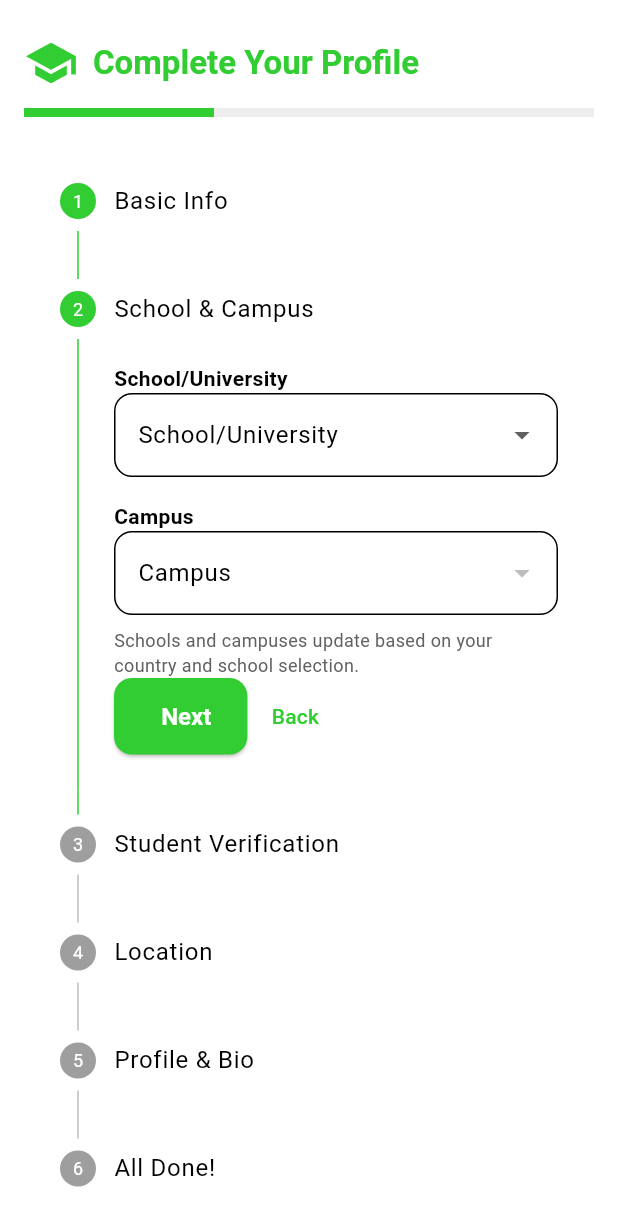
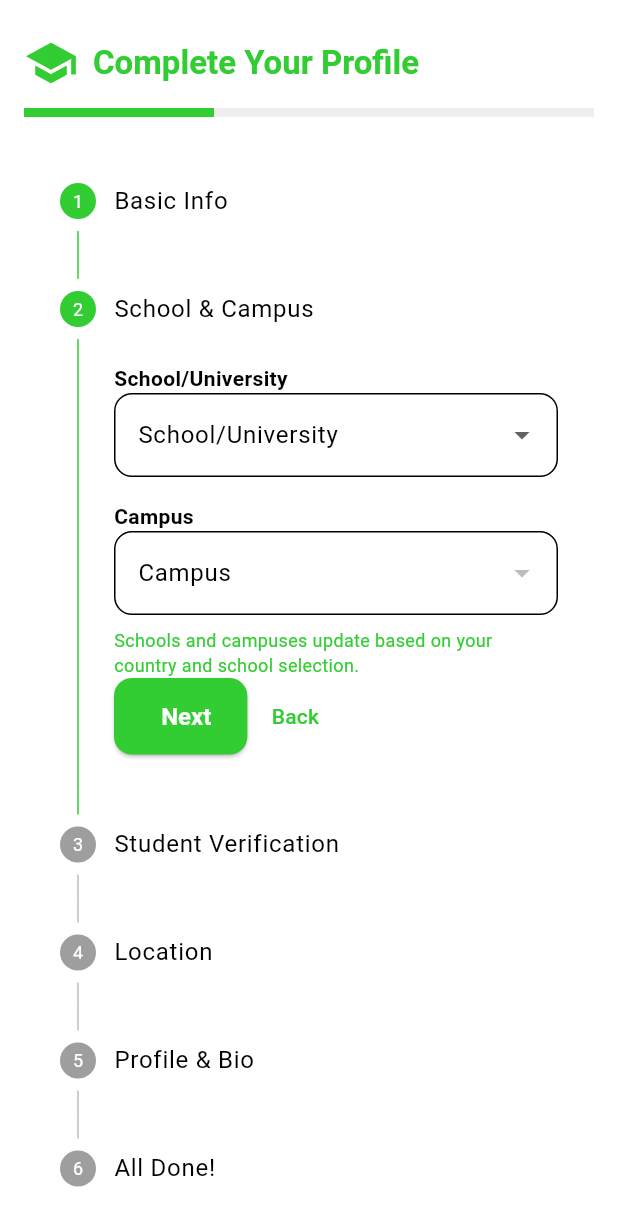
Before and after one commit to PraiseTechzw/campus_market_mobile_app, a Flutter app: the ProfileCompletionScreen screen opened by its route, after a tap on "Next", on a phone screen of 412 x 824 dp. Shown: the top 1226 px of the screen. Run offline on Flutter 3.47's test engine with Material 3 defaults, Android fonts, the phone set to English and light mode, and no system bars; our stand-ins replace cloud_firestore, country_code_picker, firebase_auth, firebase_core, firebase_storage, font_awesome_flutter and 5 more; accounts and stored records are empty.

Commit message:
Refactor ProfileCompletionScreen for improved UI consistency and readability
- Removed unused imports to clean up the code.
- Updated text styles to use AppTheme.primaryColor for better visual consistency.
- Refactored the layout of the profile completion steps to enhance user experience and maintainability.
- Improved the structure of the profile and bio step, ensuring better handling of user inputs.

```diff
--- a/lib/presentation/auth/profile_completion_screen.dart
+++ b/lib/presentation/auth/profile_completion_screen.dart
@@ -5,8 +5,6 @@ import '../core/components/app_text_input.dart';
 import '../core/components/app_button.dart';
 import 'dart:io';
 import 'package:country_code_picker/country_code_picker.dart';
-import 'package:dropdown_search/dropdown_search.dart';
-import 'package:phonecodes/phonecodes.dart';
 
 class ProfileCompletionScreen extends StatefulWidget {
   final String email;
@@ -30,8 +28,7 @@ class _ProfileCompletionScreenState extends State<ProfileCompletionScreen> {
   String? _gender;
   XFile? _profilePhoto;
   final _bioController = TextEditingController();
-  bool _loading = false;
-  String? _error;
+
 
   final _picker = ImagePicker();
 
@@ -175,7 +172,7 @@ class _ProfileCompletionScreenState extends State<ProfileCompletionScreen> {
             ],
           ),
           const SizedBox(height: 8),
-          Text('Include your country code. Zimbabwe is default.', style: TextStyle(color: Colors.grey[700], fontSize: 12)),
+          Text('Include your country code. Zimbabwe is default.', style: TextStyle(color: AppTheme.primaryColor , fontSize: 12)),
         ],
       ),
       isActive: _currentStep >= 0,
@@ -235,7 +232,7 @@ class _ProfileCompletionScreenState extends State<ProfileCompletionScreen> {
             validator: (v) => v == null || v.isEmpty ? 'Select your campus' : null,
           ),
           const SizedBox(height: 8),
-          Text('Schools and campuses update based on your country and school selection.', style: TextStyle(color: Colors.grey[700], fontSize: 12)),
+          Text('Schools and campuses update based on your country and school selection.', style: TextStyle(color: AppTheme.primaryColor, fontSize: 12)),
         ],
       ),
       isActive: _currentStep >= 1,
@@ -247,7 +244,7 @@ class _ProfileCompletionScreenState extends State<ProfileCompletionScreen> {
         children: [
           Text(
             'Upload a clear photo of your valid student ID card.\n\nInstructions:\n• The ID must be your own and not expired.\n• All text and your photo must be clearly visible.\n• Take the photo in good lighting, avoid glare and blur.\n• You can take a new photo or upload from your gallery.',
-            style: TextStyle(color: Colors.black87, fontSize: 14),
+            style: TextStyle(color: AppTheme.primaryColor, fontSize: 14),
           ),
           const SizedBox(height: 12),
           if (_studentIdPhoto != null)
@@ -342,13 +339,18 @@ class _ProfileCompletionScreenState extends State<ProfileCompletionScreen> {
     ),
     Step(
       title: const Text('Profile & Bio'),
-      content: SingleChildScrollView(
+      content: Builder(
+        builder: (context) {
+          final maxHeight = MediaQuery.of(context).size.height * 0.6;
+          return ConstrainedBox(
+            constraints: BoxConstraints(maxHeight: maxHeight),
+            child: SingleChildScrollView(
               child: Column(
                 crossAxisAlignment: CrossAxisAlignment.start,
                 children: [
                   Text(
                     'Add your profile photo, date of birth, gender, and a short bio.\n\nYou must be at least 18 years old to use this app.',
-              style: TextStyle(color: Colors.black87, fontSize: 14),
+                    style: TextStyle(color: AppTheme.primaryColor, fontSize: 14),
                   ),
                   const SizedBox(height: 16),
                   Center(
@@ -430,6 +432,9 @@ class _ProfileCompletionScreenState extends State<ProfileCompletionScreen> {
                 ],
               ),
             ),
+          );
+        },
+      ),
       isActive: _currentStep >= 4,
     ),
     Step(
@@ -497,9 +502,7 @@ class _ProfileCompletionScreenState extends State<ProfileCompletionScreen> {
   Widget build(BuildContext context) {
     return Scaffold(
       body: Container(
-
         child: SafeArea(
-          child: SingleChildScrollView(
           child: Padding(
             padding: const EdgeInsets.symmetric(horizontal: 16, vertical: 24),
             child: Column(
@@ -558,7 +561,6 @@ class _ProfileCompletionScreenState extends State<ProfileCompletionScreen> {
           ),
         ),
       ),
-      ),
     );
   }
 }
```
Lines whose indentation alone changed are shown as unchanged.
